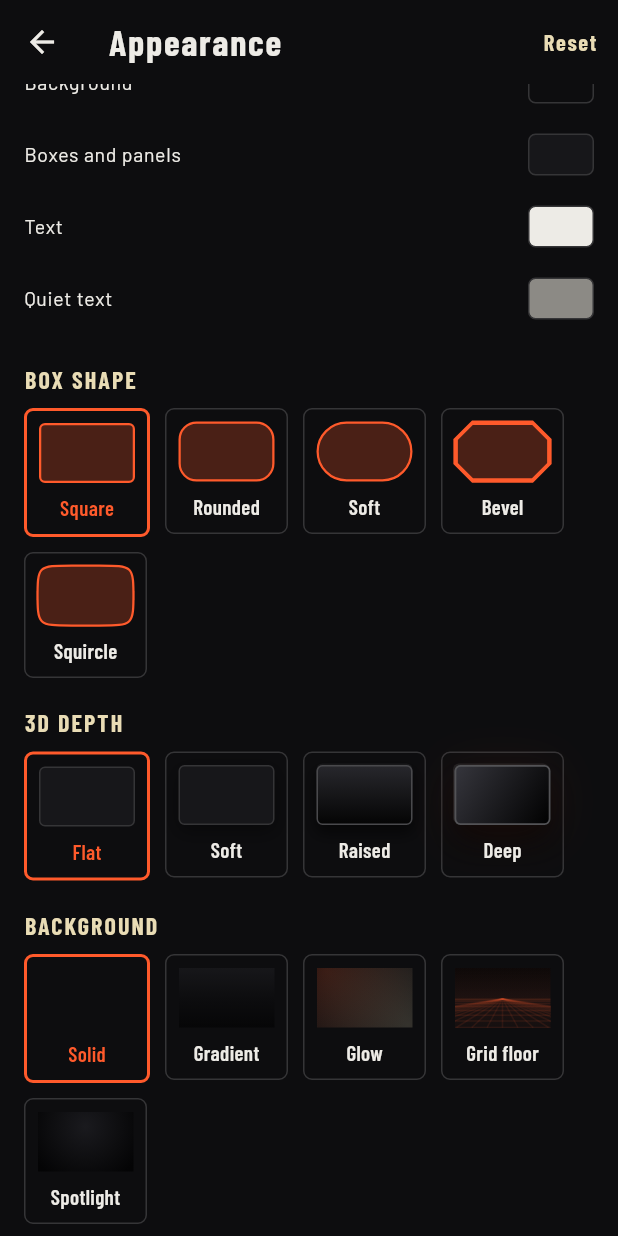
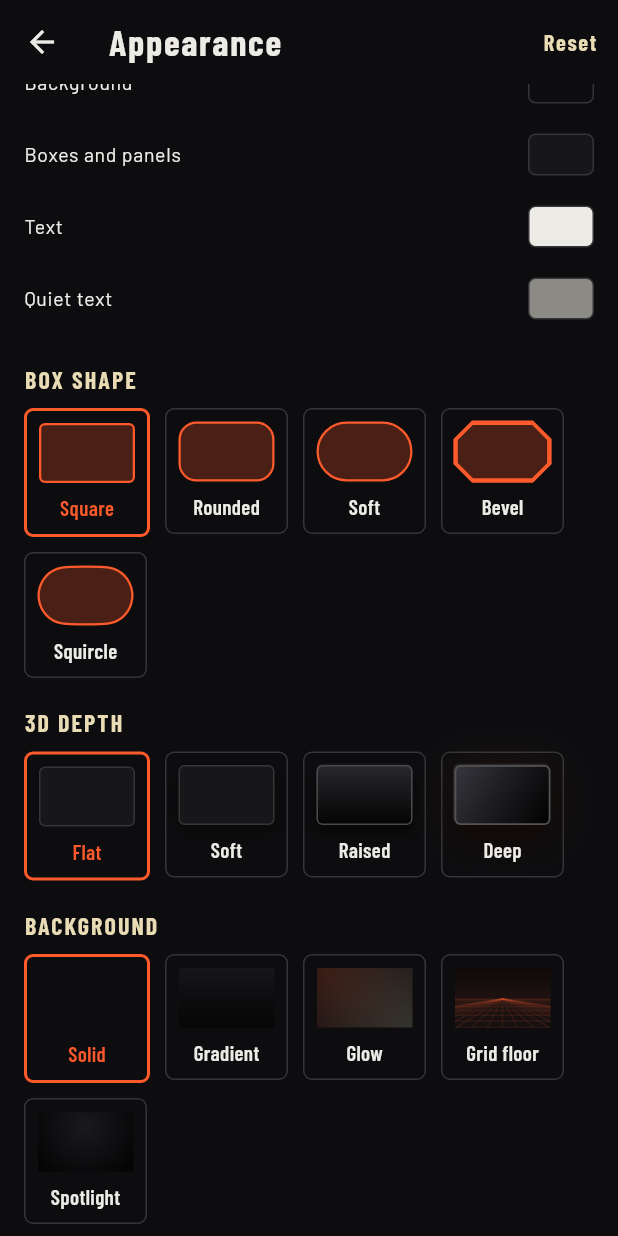
Before and after one commit to ben-clift/com.benclift.beatdeck.test, a Flutter app: the AppearancePage screen opened directly, scrolled down 466 dp, on a phone screen of 412 x 824 dp. Run offline on Flutter 3.47's test engine with Material 3 defaults, Android fonts, the phone set to English and light mode, and no system bars; our stand-ins replace file_picker, permission_handler, share_plus, shared_preferences, sqflite and 1 more; missing offline and left inert: dart:ffi, google_mlkit_text_recognition; accounts and stored records are empty.

Commit message:
Squircle shape: use a true superellipse border (fixes stray lines above and below buttons)
Co-Authored-By: Claude Sonnet 5.5 <noreply@anthropic.com>
Claude-Session: https://claude.ai/code/session_01A7zfBFjyu2NXi7pFPf2z4D

```diff
--- a/lib/theme/theme_settings.dart
+++ b/lib/theme/theme_settings.dart
@@ -142,7 +142,7 @@ class ThemeSettings extends ChangeNotifier {
       case 3:
         return BeveledRectangleBorder(borderRadius: BorderRadius.circular(math.min(12, size / 3)), side: s);
       case 4:
-        return ContinuousRectangleBorder(borderRadius: BorderRadius.circular(math.min(34, size / 2 * 1.15)), side: s);
+        return RoundedSuperellipseBorder(borderRadius: BorderRadius.circular(math.min(26, size / 2)), side: s);
       default:
         return RoundedRectangleBorder(borderRadius: BorderRadius.circular(math.min(4, size / 2)), side: s);
     }
```
